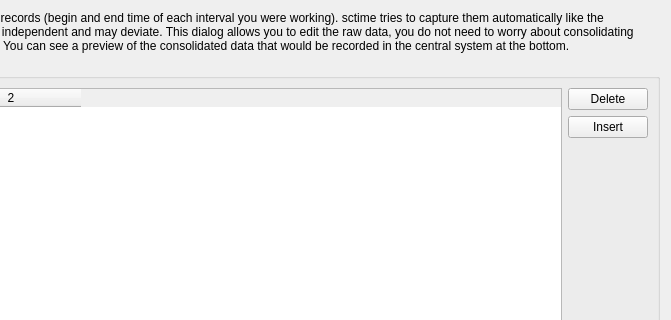
The window that src/punchclockdialogbase.ui (scVENUS/sctime) describes before a commit, drawn with Qt 5; both pictures show x 223 to 894 and y 0 to 320 of the 894 by 844 pixel window.
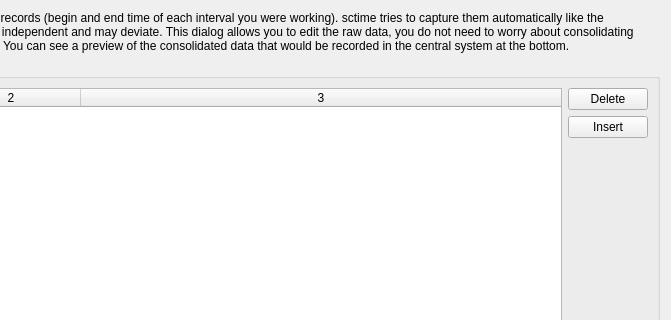
The same window after the commit.

Commit message: make it clearer which row is currently selected

```diff
--- a/src/punchclockdialogbase.ui
+++ b/src/punchclockdialogbase.ui
@@ -45,7 +45,7 @@
       <item>
        <widget class="QTableWidget" name="punchClockTable">
         <property name="columnCount">
-         <number>2</number>
+         <number>3</number>
         </property>
         <attribute name="horizontalHeaderMinimumSectionSize">
          <number>40</number>
@@ -53,11 +53,15 @@
         <attribute name="horizontalHeaderDefaultSectionSize">
          <number>140</number>
         </attribute>
+        <attribute name="horizontalHeaderStretchLastSection">
+         <bool>true</bool>
+        </attribute>
         <attribute name="verticalHeaderVisible">
          <bool>false</bool>
         </attribute>
         <column/>
         <column/>
+        <column/>
        </widget>
       </item>
       <item>
```
The commit also changes 1 other file.
